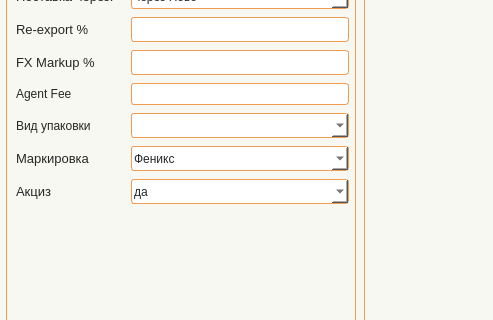
First picture: the form in app/ui/windows/quick_prices_calc.ui, repository Masik84/Procurement_app, before the edit; both pictures show x 0 to 493 and y 324 to 644 of the 1332 by 823 pixel window.
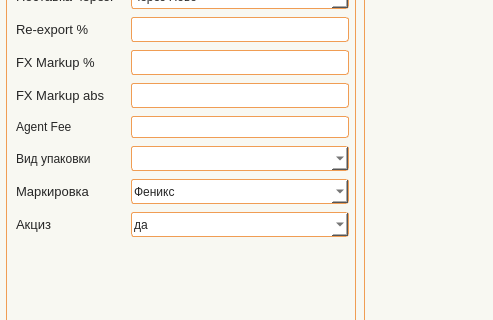
Second picture: the form after the edit. Icons and pictures are not drawn.

The edit to the form file:
```diff
--- a/app/ui/windows/quick_prices_calc.ui
+++ b/app/ui/windows/quick_prices_calc.ui
@@ -358,7 +358,7 @@
                  </property>
                 </widget>
                </item>
-               <item row="13" column="0">
+               <item row="14" column="0">
                 <widget class="QLabel" name="label_11">
                  <property name="minimumSize">
                   <size>
@@ -417,7 +417,7 @@
                  </property>
                 </widget>
                </item>
-               <item row="11" column="1">
+               <item row="12" column="1">
                 <widget class="QComboBox" name="line_PackType">
                  <property name="minimumSize">
                   <size>
@@ -510,7 +510,7 @@
                  </property>
                 </widget>
                </item>
-               <item row="12" column="0">
+               <item row="13" column="0">
                 <widget class="QLabel" name="label_3">
                  <property name="minimumSize">
                   <size>
@@ -564,7 +564,7 @@
                  </property>
                 </widget>
                </item>
-               <item row="12" column="1">
+               <item row="13" column="1">
                 <widget class="QComboBox" name="cbo_Marking">
                  <property name="minimumSize">
                   <size>
@@ -687,7 +687,7 @@
                  </property>
                 </widget>
                </item>
-               <item row="11" column="0">
+               <item row="12" column="0">
                 <widget class="QLabel" name="label_16">
                  <property name="text">
                   <string>Вид упаковки</string>
@@ -747,7 +747,7 @@
                  </property>
                 </widget>
                </item>
-               <item row="13" column="1">
+               <item row="14" column="1">
                 <widget class="QComboBox" name="line_Excise">
                  <property name="minimumSize">
                   <size>
@@ -868,16 +868,60 @@
                  </property>
                 </widget>
                </item>
-               <item row="9" column="1">
+               <item row="10" column="1">
                 <widget class="QLineEdit" name="line_AgentFee"/>
                </item>
-               <item row="9" column="0">
+               <item row="10" column="0">
                 <widget class="QLabel" name="label_12">
                  <property name="text">
                   <string>Agent Fee</string>
                  </property>
                 </widget>
                </item>
+              
+               <item row="9" column="0">
+                <widget class="QLabel" name="label_FXMarkupAbs">
+                 <property name="minimumSize">
+                  <size>
+                   <width>90</width>
+                   <height>0</height>
+                  </size>
+                 </property>
+                 <property name="maximumSize">
+                  <size>
+                   <width>90</width>
+                   <height>16777215</height>
+                  </size>
+                 </property>
+                 <property name="font">
+                  <font>
+                   <family>Tahoma</family>
+                   <pointsize>10</pointsize>
+                   <italic>false</italic>
+                   <bold>false</bold>
+                  </font>
+                 </property>
+                 <property name="text">
+                  <string>FX Markup abs</string>
+                 </property>
+                </widget>
+               </item>
+               <item row="9" column="1">
+                <widget class="QLineEdit" name="line_FXMarkupAbs">
+                 <property name="minimumSize">
+                  <size>
+                   <width>0</width>
+                   <height>25</height>
+                  </size>
+                 </property>
+                 <property name="maximumSize">
+                  <size>
+                   <width>16777215</width>
+                   <height>25</height>
+                  </size>
+                 </property>
+                </widget>
+               </item>
               </layout>
              </widget>
             </item>
```
